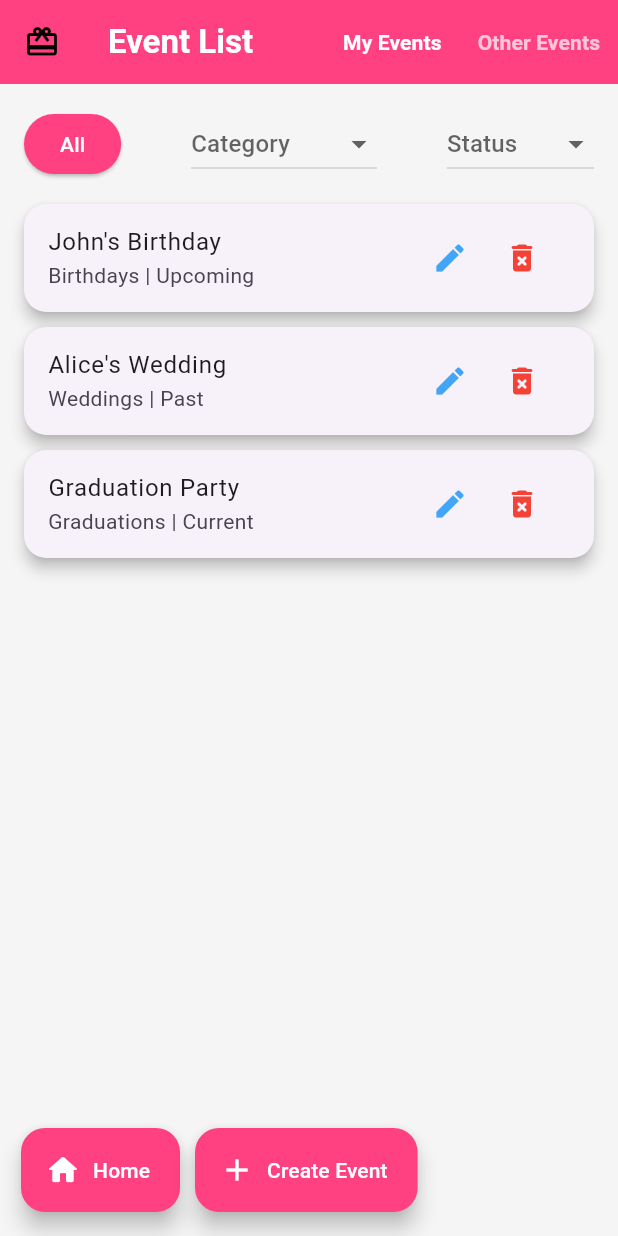
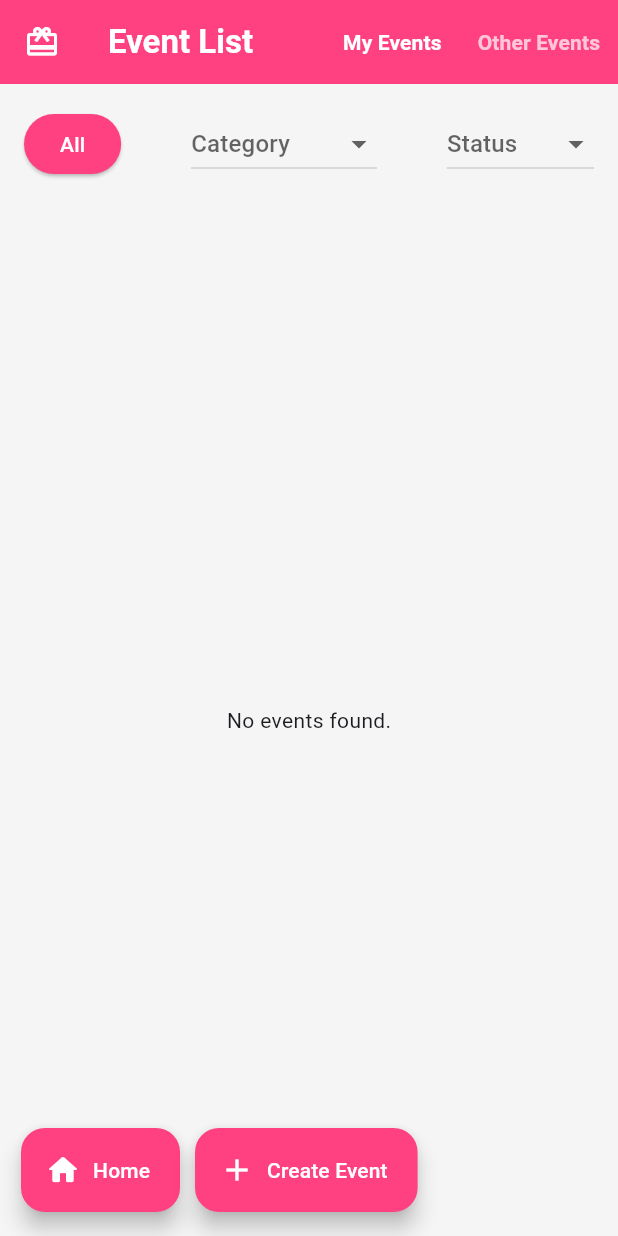
Before and after one commit to Mars-eng1/hedieaty_app, a Flutter app: the EventListPage screen opened by its route, after a tap on "My Events", on a phone screen of 412 x 824 dp. Run offline on Flutter 3.47's test engine with Material 3 defaults, Android fonts, the phone set to English and light mode, and no system bars; our stand-ins replace cloud_firestore, firebase_auth, firebase_core, firebase_database, form_field_validator, sqflite; accounts and stored records are empty.

Commit message:
firestore database saving data for user account setup

```diff
--- a/lib/controllers/event_list_controller.dart
+++ b/lib/controllers/event_list_controller.dart
@@ -1,26 +1,8 @@
 import 'package:flutter/material.dart';
+import '../services/firestore_service.dart';
 
 class EventListController {
-  List<Map<String, dynamic>> allEvents = [
-    {
-      'id': '1',
-      'name': 'John\'s Birthday',
-      'category': 'Birthdays',
-      'status': 'Upcoming',
-    },
-    {
-      'id': '2',
-      'name': 'Alice\'s Wedding',
-      'category': 'Weddings',
-      'status': 'Past',
-    },
-    {
-      'id': '3',
-      'name': 'Graduation Party',
-      'category': 'Graduations',
-      'status': 'Current',
-    },
-  ];
+  final FirestoreService _firestoreService = FirestoreService();
 
   String? selectedCategory;
   String? selectedStatus;
@@ -36,21 +18,23 @@ class EventListController {
 
   final List<String> statuses = ['Upcoming', 'Past', 'Current'];
 
+  List<Map<String, dynamic>> allEvents = [];
   List<Map<String, dynamic>> filteredEvents = [];
 
-  EventListController() {
-    // Load all events initially
-    filteredEvents = List.from(allEvents);
+  // Fetch events for the logged-in user from Firestore
+  Future<void> loadMyEvents(String userId) async {
+    try {
+      allEvents = await _firestoreService.getUserEvents(userId);
+      filteredEvents = List.from(allEvents); // Initially show all events
+    } catch (e) {
+      print("Error loading user events: $e");
+    }
   }
 
-  void loadMyEvents() {
-    // Logic for loading "My Events" (currently same as allEvents for simplicity)
-    filteredEvents = List.from(allEvents);
-  }
-
-  void loadOtherEvents() {
-    // Logic for loading "Other Events" (mocking same data for simplicity)
-    filteredEvents = List.from(allEvents);
+  // Load other users' events if required (placeholder logic for now)
+  Future<void> loadOtherEvents() async {
+    // Logic for fetching "Other Events" from Firestore
+    print("Loading other users' events is not implemented yet.");
   }
 
   void filterByCategory(String category) {
@@ -78,17 +62,35 @@ class EventListController {
   }
 
   void navigateToCreateEvent(BuildContext context) {
-    Navigator.pushNamed(context, '/event_details', arguments: {'isEditing': false});
+    Navigator.pushNamed(
+      context,
+      '/event_details',
+      arguments: {'isEditing': false},
+    );
   }
 
   void editEvent(BuildContext context, String eventId) {
-    Navigator.pushNamed(context, '/event_details',
-        arguments: {'isEditing': true, 'eventId': eventId});
+    Navigator.pushNamed(
+      context,
+      '/event_details',
+      arguments: {'isEditing': true, 'eventId': eventId},
+    );
   }
 
-  void deleteEvent(BuildContext context, String eventId) {
-    // Logic to delete an event (mock for now)
-    print('Deleted event: $eventId');
+  Future<void> deleteEvent(BuildContext context, String eventId) async {
+    try {
+      await _firestoreService.deleteEvent(eventId);
+      allEvents.removeWhere((event) => event['id'] == eventId);
+      _applyFilters();
+      ScaffoldMessenger.of(context).showSnackBar(
+        SnackBar(content: Text('Event deleted successfully')),
+      );
+    } catch (e) {
+      print("Error deleting event: $e");
+      ScaffoldMessenger.of(context).showSnackBar(
+        SnackBar(content: Text('Failed to delete event')),
+      );
+    }
   }
 
   void navigateToGiftList(BuildContext context, String eventId) {
@@ -97,12 +99,13 @@ class EventListController {
       '/gift_list',
       arguments: {
         'eventId': eventId,
-        'isMyEvent': true, // Pass true or false based on whether it’s "My Events" or "Other Events"
+        'isMyEvent':
+        true, // Pass true or false based on whether it’s "My Events" or "Other Events"
       },
     );
   }
 
-  void navigateToHome(BuildContext context){
+  void navigateToHome(BuildContext context) {
     Navigator.pushNamed(context, '/home');
   }
 }
--- a/lib/main.dart
+++ b/lib/main.dart
@@ -38,7 +38,11 @@ class HedieatyApp extends StatelessWidget {
           '/home': (context) => HomePage(),
           '/notifications': (context) => NotificationPage(),
           '/profile': (context) => ProfilePage(),
-          '/account': (context) => AccountPage(),
+          '/account': (context) {
+            final args = ModalRoute.of(context)!.settings.arguments
+                as Map<String, dynamic>;
+            return AccountPage(arguments: args);
+          },
           '/my_gifts': (context) => MyGiftsPage(),
           '/about': (context) => AboutPage(),
           '/add_friend': (context) => AddFriendPage(),
--- a/lib/views/event_list_page.dart
+++ b/lib/views/event_list_page.dart
@@ -1,5 +1,6 @@
 import 'package:flutter/material.dart';
 import '../controllers/event_list_controller.dart';
+import 'package:firebase_auth/firebase_auth.dart';
 
 class EventListPage extends StatefulWidget {
   @override
@@ -8,7 +9,32 @@ class EventListPage extends StatefulWidget {
 
 class _EventListPageState extends State<EventListPage> {
   final EventListController _controller = EventListController();
-  bool _isMyEvents = true;
+  bool _isMyEvents = true; // Toggle between "My Events" and "Other Events"
+  bool _isLoading = true; // Show loading indicator while fetching data
+  String userId = ''; // ID of the logged-in user
+
+  @override
+  void initState() {
+    super.initState();
+    userId = FirebaseAuth.instance.currentUser!.uid; // Get the logged-in user's ID
+    _loadEvents(); // Load "My Events" by default
+  }
+
+  Future<void> _loadEvents() async {
+    setState(() {
+      _isLoading = true;
+    });
+
+    if (_isMyEvents) {
+      await _controller.loadMyEvents(userId);
+    } else {
+      await _controller.loadOtherEvents(); // Placeholder logic for "Other Events"
+    }
+
+    setState(() {
+      _isLoading = false;
+    });
+  }
 
   @override
   Widget build(BuildContext context) {
@@ -19,14 +45,14 @@ class _EventListPageState extends State<EventListPage> {
           style: TextStyle(fontWeight: FontWeight.bold, color: Colors.white),
         ),
         backgroundColor: Colors.pinkAccent,
-        leading: Icon(Icons.card_giftcard, color: Colors.black),
+        leading: Icon(Icons.card_giftcard, color: Colors.white),
         actions: [
           TextButton(
             onPressed: () {
               setState(() {
                 _isMyEvents = true;
-                _controller.loadMyEvents();
               });
+              _loadEvents(); // Reload "My Events"
             },
             child: Text(
               'My Events',
@@ -40,8 +66,8 @@ class _EventListPageState extends State<EventListPage> {
             onPressed: () {
               setState(() {
                 _isMyEvents = false;
-                _controller.loadOtherEvents();
               });
+              _loadEvents(); // Reload "Other Events"
             },
             child: Text(
               'Other Events',
@@ -53,7 +79,9 @@ class _EventListPageState extends State<EventListPage> {
           ),
         ],
       ),
-      body: Column(
+      body: _isLoading
+          ? Center(child: CircularProgressIndicator()) // Loading Indicator
+          : Column(
         children: [
           // Filters
           Padding(
@@ -62,7 +90,11 @@ class _EventListPageState extends State<EventListPage> {
               mainAxisAlignment: MainAxisAlignment.spaceBetween,
               children: [
                 ElevatedButton(
-                  onPressed: _controller.sortEventsByName,
+                  onPressed: () {
+                    setState(() {
+                      _controller.sortEventsByName();
+                    });
+                  },
                   child: Text(
                     'All',
                     style: TextStyle(color: Colors.white),
@@ -115,7 +147,9 @@ class _EventListPageState extends State<EventListPage> {
           ),
           // Event List
           Expanded(
-            child: ListView.builder(
+            child: _controller.filteredEvents.isEmpty
+                ? Center(child: Text('No events found.'))
+                : ListView.builder(
               itemCount: _controller.filteredEvents.length,
               padding: const EdgeInsets.symmetric(horizontal: 16),
               itemBuilder: (context, index) {
@@ -128,27 +162,31 @@ class _EventListPageState extends State<EventListPage> {
                   ),
                   child: ListTile(
                     title: Text(event['name']),
-                    subtitle: Text('${event['category']} | ${event['status']}'),
+                    subtitle: Text(
+                        '${event['category']} | ${event['status']}'),
                     trailing: _isMyEvents
                         ? Row(
                       mainAxisSize: MainAxisSize.min,
                       children: [
                         IconButton(
-                                icon: Icon(Icons.edit, color: Colors.blue[400]),
-                                onPressed: () =>
-                                    _controller.editEvent(context, event['id']),
+                          icon: Icon(Icons.edit,
+                              color: Colors.blue[400]),
+                          onPressed: () => _controller.editEvent(
+                              context, event['id']),
                         ),
                         IconButton(
-                                icon: Icon(Icons.delete_forever_rounded,
+                          icon: Icon(
+                              Icons.delete_forever_rounded,
                               color: Colors.red),
-                                onPressed: () => _controller.deleteEvent(
+                          onPressed: () =>
+                              _controller.deleteEvent(
                                   context, event['id']),
                         ),
                       ],
                     )
                         : null,
-                    onTap: () =>
-                        _controller.navigateToGiftList(context, event['id']),
+                    onTap: () => _controller.navigateToGiftList(
+                        context, event['id']),
                   ),
                 );
               },
```
Also changed, not shown: lib/controllers/account_controller.dart (+53 -29 lines), lib/controllers/login_controller.dart (+38 -13 lines), lib/controllers/profile_controller.dart (+28 -2 lines), lib/controllers/signup_controller.dart (+28 -5 lines), lib/views/account_page.dart (+61 -72 lines). Lines whose indentation alone changed are shown as unchanged.
